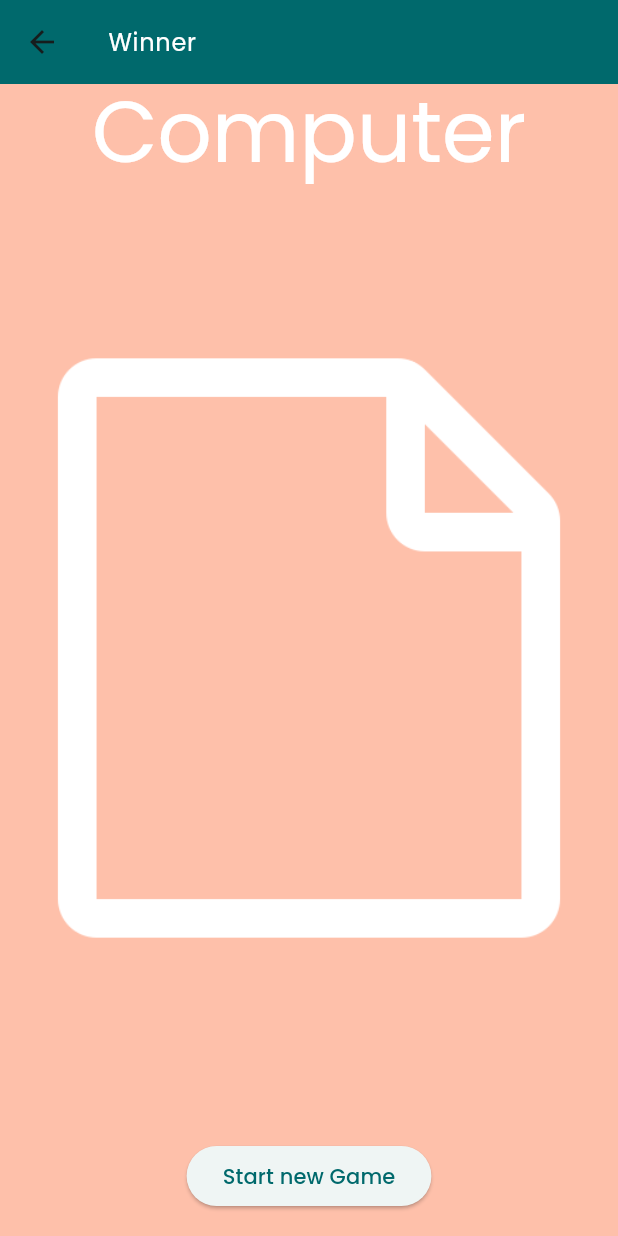
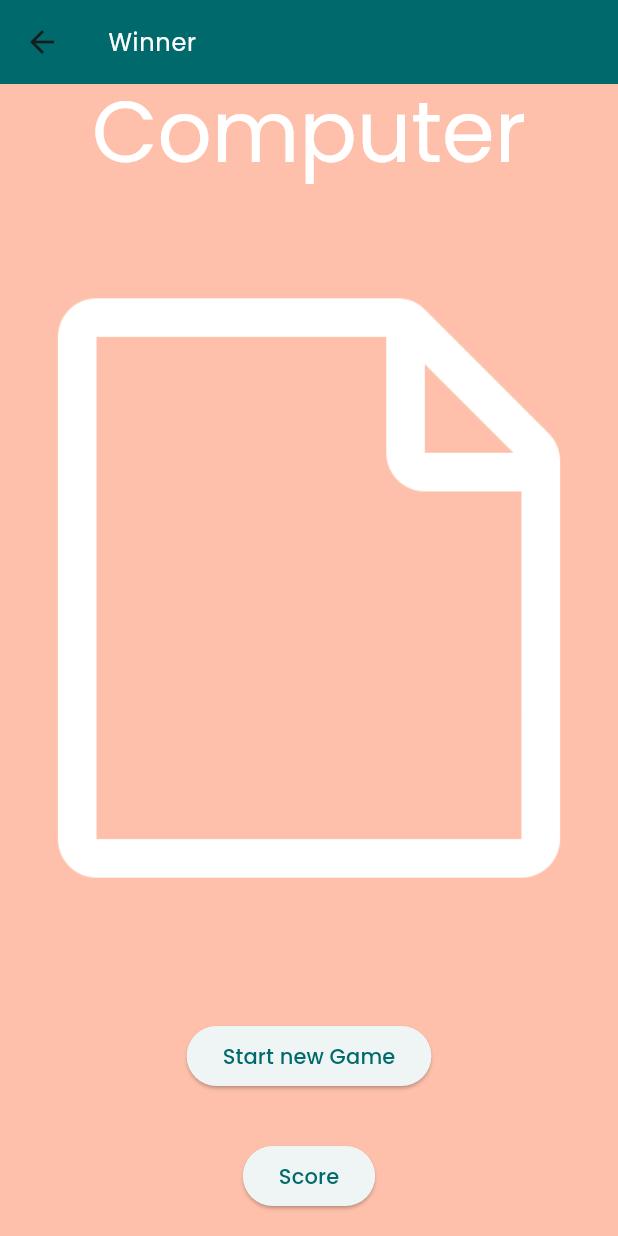
Before and after one commit to inakuhn/code-excursion-rps-ki-app, a Flutter app: the WinnerScreen screen opened by its route, on a phone screen of 412 x 824 dp. Run offline on Flutter 3.47's test engine with Material 3 defaults, Android fonts, the phone set to English and light mode, and no system bars; our stand-ins replace camera, google_fonts, lottie; missing offline and left inert: tflite_flutter.

Commit message:
Add 📄 Aufgabe 7 RPSNavigationButton to Score

```diff
--- a/lib/ui/screen/winner_screen.dart
+++ b/lib/ui/screen/winner_screen.dart
@@ -44,6 +44,10 @@ class _WinnerScreenState extends State<WinnerScreen> {
           /// TODO 📄 Aufgabe 7
           /// 🛠️ Füge einen RPSNavigationButton hinzu:
           // 🎯 Verknüpfe die Route: Setze die Route des Buttons auf die ScoreScreen.scoreRoute mit dem passenden routeName.
+          const RPSNavigationButton(
+            buttonText: "Score",
+            routeName: ScoreScreen.scoreRoute,
+          )
         ],
       ),
       backgroundColor: secondary,
```
